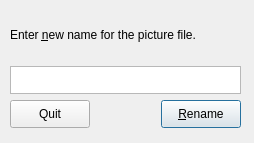
Before: the Qt Designer form frm/pdrenamepic.ui in johcarsmi/picdok, drawn with Qt 5.
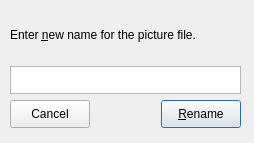
After: the same form once the commit is applied. Custom widgets are drawn as their Qt base class.

Commit message: Changes the text from "Quit" to "Cancel" on secondary screens to be consistent with general practice. Added comment to getExifData to make it clear that Exiv2::ImageFactory::open() expects a std::string format file name.

```diff
--- a/frm/pdrenamepic.ui
+++ b/frm/pdrenamepic.ui
@@ -69,7 +69,7 @@
          </size>
         </property>
         <property name="text">
-         <string>Quit</string>
+         <string>Cancel</string>
         </property>
         <property name="shortcut">
          <string>Esc</string>
```
The commit also changes 4 other files.
